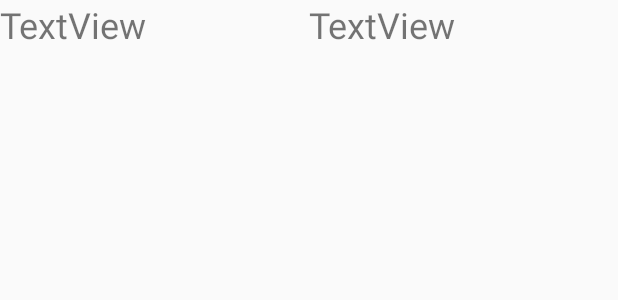
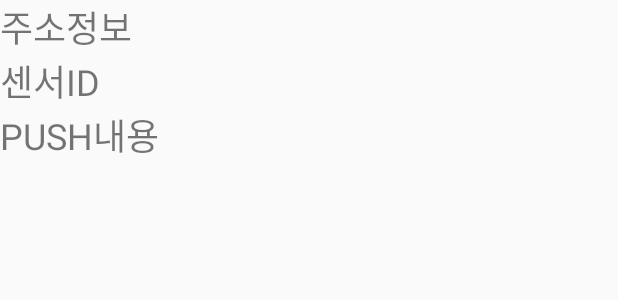
Before and after one commit to sigjeongjin/CityManage, an Android app: the layout push_history_item.xml on its own in the app's theme, with its tools: preview values and no code run, on a phone screen of 412 x 824 dp. Shown: the top 300 px of the screen. Run offline under Robolectric (Android 15) with nearby library versions, the phone set to English and light mode, and no system bars; network calls fail.

Commit message:
푸쉬알림 화면 개발 완료

```diff
--- a/app/src/main/java/com/citymanage/PushHistoryAdapter.java
+++ b/app/src/main/java/com/citymanage/PushHistoryAdapter.java
@@ -47,8 +47,9 @@ public class PushHistoryAdapter extends BaseAdapter {
         PushHistoryItemView view = new PushHistoryItemView(context);
 
         PushHistoryItem item = items.get(position);
-        view.setPushTitle(item.getPushTitle());
-        view.setpushDescription(item.getPushDescription());
+        view.setAddressInfo(item.getAddressInfo());
+        view.setSensorId(item.getSensorId());
+        view.setPushDescripTion(item.getPushDescription());
         return view;
     }
 }
--- a/app/src/main/java/com/citymanage/SettingActivity.java
+++ b/app/src/main/java/com/citymanage/SettingActivity.java
@@ -5,7 +5,6 @@ import android.os.Bundle;
 import android.support.v4.app.FragmentManager;
 import android.support.v4.app.FragmentTransaction;
 import android.support.v7.app.AppCompatActivity;
-import android.util.Log;
 import android.widget.ImageView;
 
 public class SettingActivity extends AppCompatActivity{
--- a/app/src/main/res/layout/push_history_item.xml
+++ b/app/src/main/res/layout/push_history_item.xml
@@ -3,22 +3,30 @@
     xmlns:app="http://schemas.android.com/apk/res-auto"
     android:layout_width="match_parent"
     android:layout_height="wrap_content"
-    android:orientation="horizontal">
+    android:orientation="vertical">
 
     <TextView
-        android:id="@+id/pushTitle"
+        android:id="@+id/addressInfoTv"
         android:layout_width="wrap_content"
         android:layout_height="wrap_content"
         android:layout_weight="1"
-        android:text="TextView"
+        android:text="주소정보"
         android:textSize="24sp" />
 
     <TextView
-        android:id="@+id/pushDescription"
+        android:id="@+id/sensorIdTv"
         android:layout_width="wrap_content"
         android:layout_height="wrap_content"
         android:layout_weight="1"
-        android:text="TextView"
+        android:text="센서ID"
+        android:textSize="24sp" />
+
+    <TextView
+        android:id="@+id/pushDescriptionTv"
+        android:layout_width="match_parent"
+        android:layout_height="wrap_content"
+        android:layout_weight="1"
+        android:text="PUSH내용"
         android:textSize="24sp" />
 
 </LinearLayout>
--- a/app/src/main/res/values/styles.xml
+++ b/app/src/main/res/values/styles.xml
@@ -1,7 +1,7 @@
 <resources>
 
     <!-- Base application theme. -->
-    <style name="AppTheme" parent="Theme.AppCompat.Light.NoActionBar">
+    <style name="AppTheme" parent="Theme.AppCompat.Light.DarkActionBar">
         <!-- Customize your theme here. -->
         <item name="colorPrimary">@color/colorPrimary</item>
         <item name="colorPrimaryDark">@color/colorPrimaryDark</item>
```
Also changed, not shown: app/src/main/java/com/citymanage/PushHistoryActivity.java (+34 -8 lines), app/src/main/java/com/citymanage/PushHistoryItem.java (+19 -9 lines), app/src/main/java/com/citymanage/PushHistoryItemView.java (+17 -7 lines), app/src/main/java/com/common/Module.java (added, +45 -0 lines), app/src/main/res/layout/activity_push_history.xml (+7 -0 lines).
